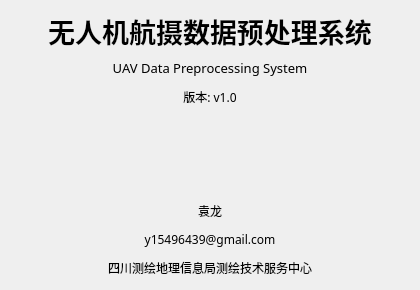
Old version of the form ui/dialog/dialog_about.ui in the repository RenShuYuan/EQI.
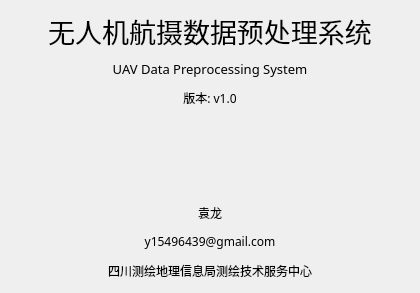
New version of the form. Icons and pictures are not drawn.

What changed in the file:
```diff
--- a/ui/dialog/dialog_about.ui
+++ b/ui/dialog/dialog_about.ui
@@ -7,7 +7,7 @@
     <x>0</x>
     <y>0</y>
     <width>420</width>
-    <height>290</height>
+    <height>293</height>
    </rect>
   </property>
   <property name="windowTitle">
@@ -21,6 +21,8 @@
        <property name="font">
         <font>
          <family>微软雅黑</family>
+         <weight>50</weight>
+         <bold>false</bold>
         </font>
        </property>
        <property name="text">
@@ -36,6 +38,8 @@
        <property name="font">
         <font>
          <family>微软雅黑</family>
+         <weight>50</weight>
+         <bold>false</bold>
         </font>
        </property>
        <property name="text">
@@ -51,6 +55,8 @@
        <property name="font">
         <font>
          <family>微软雅黑</family>
+         <weight>50</weight>
+         <bold>false</bold>
         </font>
        </property>
        <property name="text">
@@ -66,6 +72,8 @@
        <property name="font">
         <font>
          <family>微软雅黑</family>
+         <weight>50</weight>
+         <bold>false</bold>
         </font>
        </property>
        <property name="text">
@@ -82,8 +90,8 @@
         <font>
          <family>微软雅黑</family>
          <pointsize>20</pointsize>
-         <weight>75</weight>
-         <bold>true</bold>
+         <weight>50</weight>
+         <bold>false</bold>
         </font>
        </property>
        <property name="text">
@@ -100,6 +108,8 @@
         <font>
          <family>微软雅黑</family>
          <pointsize>10</pointsize>
+         <weight>50</weight>
+         <bold>false</bold>
         </font>
        </property>
        <property name="text">
```
